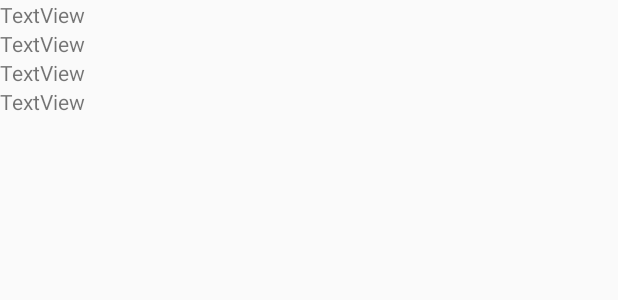
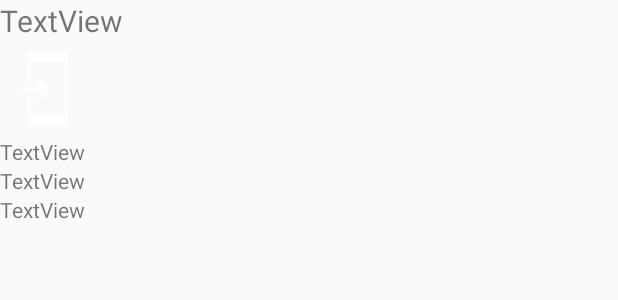
Before and after one commit to DanielFang60609/MyApplication, an Android app: the layout information.xml on its own in the app's theme, with its tools: preview values and no code run, on a phone screen of 412 x 824 dp. Shown: the top 300 px of the screen. Run offline under Robolectric (Android 15) with nearby library versions, the phone set to English and light mode, and no system bars.

Commit message:
add image

```diff
--- a/app/src/main/res/layout/information.xml
+++ b/app/src/main/res/layout/information.xml
@@ -1,10 +1,24 @@
 <?xml version="1.0" encoding="utf-8"?>
 <LinearLayout xmlns:android="http://schemas.android.com/apk/res/android"
+    xmlns:app="http://schemas.android.com/apk/res-auto"
     android:orientation="vertical" android:layout_width="match_parent"
     android:layout_height="match_parent">
 
     <TextView
         android:id="@+id/textView"
+        android:layout_width="match_parent"
+        android:layout_height="wrap_content"
+        android:textSize="20dp"
+        android:text="TextView" />
+
+    <ImageView
+        android:id="@+id/imageView"
+        android:layout_width="wrap_content"
+        android:layout_height="wrap_content"
+        app:srcCompat="@drawable/common_full_open_on_phone" />
+
+    <TextView
+        android:id="@+id/textView3"
         android:layout_width="match_parent"
         android:layout_height="wrap_content"
         android:text="TextView" />
@@ -16,13 +30,10 @@
         android:text="TextView" />
 
     <TextView
-        android:id="@+id/textView3"
-        android:layout_width="match_parent"
-        android:layout_height="wrap_content"
-        android:text="TextView" />
-    <TextView
         android:id="@+id/textView4"
         android:layout_width="match_parent"
         android:layout_height="wrap_content"
         android:text="TextView" />
+
+
 </LinearLayout>
```
Also changed, not shown: app/src/main/java/com/example/jason/myapplication/InformationActivity.java (+23 -0 lines), app/src/main/java/com/example/jason/myapplication/MapsActivity.java (+39 -68 lines), app/src/main/res/drawable/gym.jpg (added), app/src/main/res/drawable/memorialhall.jpg (added), app/src/main/res/drawable/museum.jpg (added), app/src/main/res/drawable/station.jpg (added).
